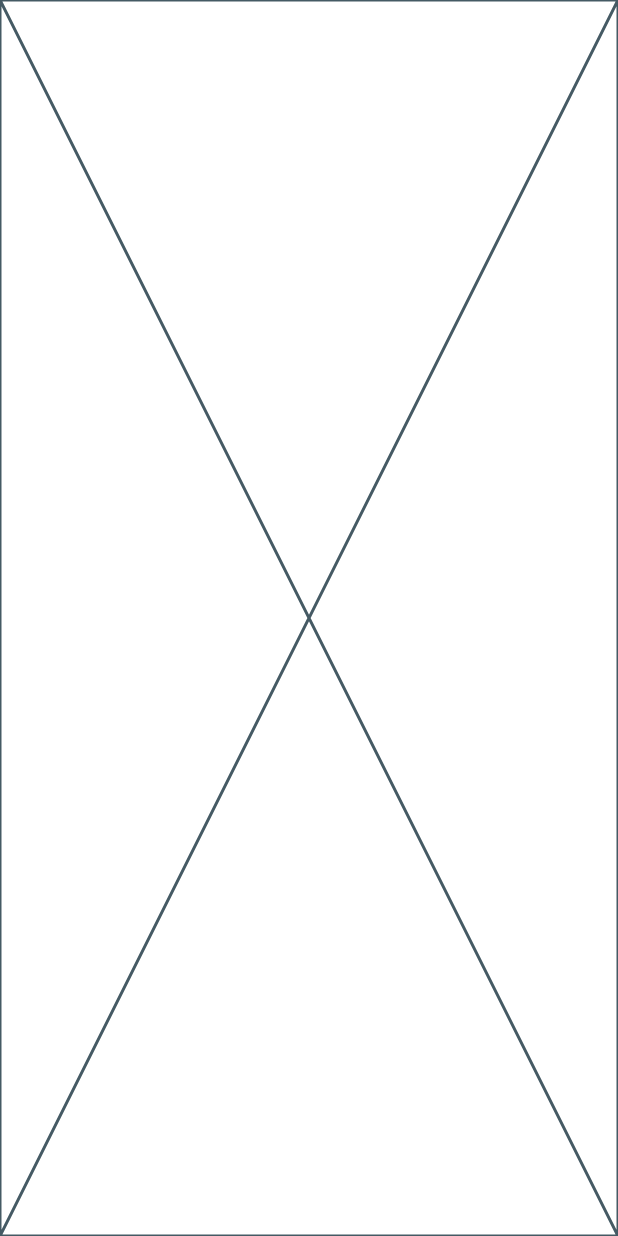
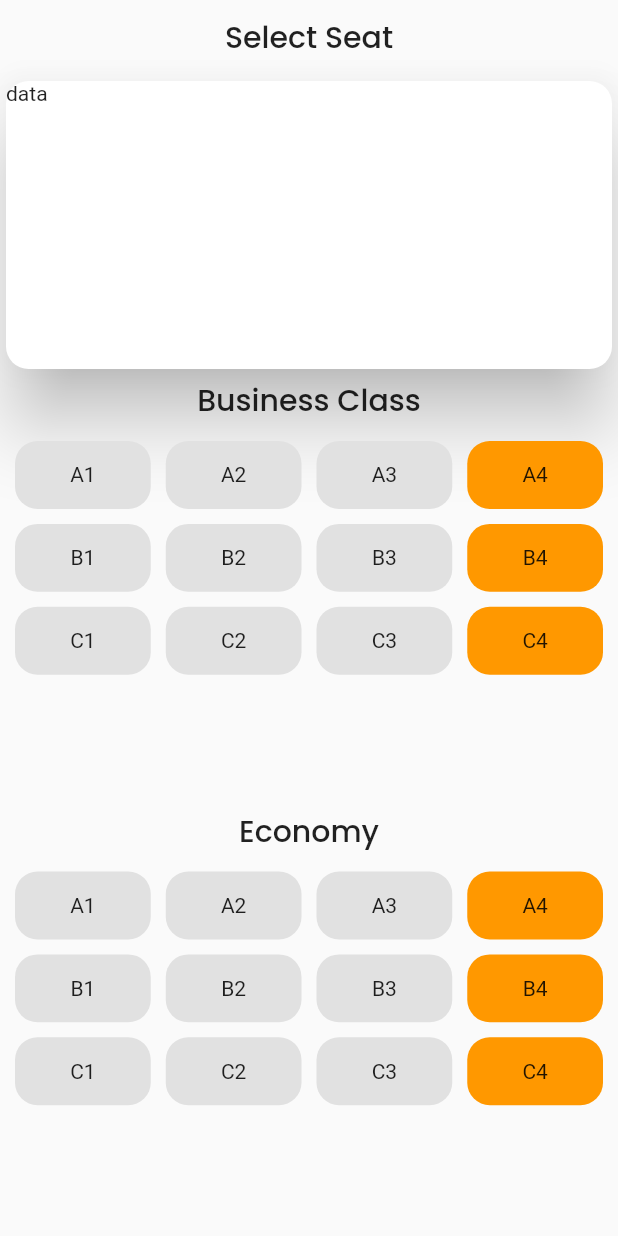
Before and after one commit to abujohnelias/Appclone, a Flutter app: the HomePage1 screen opened directly, after a tap on "Book Now", on a phone screen of 412 x 824 dp. Run offline on Flutter 3.47's test engine with Material 2 defaults, Android fonts, the phone set to English and light mode, and no system bars; our stand-ins replace google_fonts; network calls fail.

Commit message:
working on ui section and its progressing

```diff
--- a/lib/main.dart
+++ b/lib/main.dart
@@ -1,3 +1,4 @@
+import 'package:clone_app/view/sections/bookingScreen/seatbookingScreen.dart';
 import 'package:clone_app/view/sections/firstScreenScetion/firstScreen.dart';
 import 'package:clone_app/view/sections/homeScreenSection/homescreen.dart';
 import 'package:flutter/material.dart';
@@ -15,7 +16,7 @@ class MyApp extends StatelessWidget {
       theme: ThemeData(primarySwatch: Colors.amber),
       debugShowCheckedModeBanner: false,
       home: Firstscreen(),
-      // home: HomePage1(),
+      // home: SeatBookingScreen(),
     );
   }
 }
--- /dev/null
+++ b/lib/model/seatListmodel.dart
@@ -0,0 +1,6 @@
+class SeatList {
+  final String seatNumber;
+  final bool isOccupied;
+
+  SeatList({required this.seatNumber, required this.isOccupied});
+}
--- /dev/null
+++ b/lib/view/sections/bookingScreen/seatbookingScreen.dart
@@ -0,0 +1,84 @@
+
+import 'package:clone_app/view/sections/bookingScreen/seatsSection.dart';
+import 'package:clone_app/view/sections/bookingScreen/selectSeat.dart';
+import 'package:flutter/material.dart';
+import 'package:flutter/src/widgets/framework.dart';
+import 'package:flutter/src/widgets/placeholder.dart';
+import 'package:google_fonts/google_fonts.dart';
+
+
+class SeatBookingScreen extends StatelessWidget {
+  SeatBookingScreen({super.key});
+
+  @override
+  Widget build(BuildContext context) {
+    return Scaffold(
+      body: Container(
+        // child: Expanded(child: SeatsSection()),
+        child: Column(
+      mainAxisAlignment: MainAxisAlignment.center,
+      children: [
+        ///text1
+        Align(
+          alignment: Alignment.topCenter,
+          child: Padding(
+            padding: const EdgeInsets.all(10),
+            child: Text(
+              "Select Seat",
+              style: GoogleFonts.poppins(
+                  fontSize: 20, fontWeight: FontWeight.w500),
+            ),
+          ),
+        ),
+
+        ///details card
+        SizedBox(
+            height: 200,
+            width: 450,
+            child: Card(
+              elevation: 20,
+              shape: RoundedRectangleBorder(
+                  borderRadius: BorderRadius.circular(15)),
+              child: Stack(children: [Text("data")]),
+            )),
+
+        ///text2
+        Padding(
+          padding: const EdgeInsets.all(2),
+          child: Text(
+            "Business Class",
+            style: GoogleFonts.poppins(
+                fontSize: 20, fontWeight: FontWeight.w500),
+          ),
+        ),
+
+        ////seatselection section Business Class
+        Expanded(
+          child: SizedBox(height: 50,child: SelectSeat()),
+        ),
+
+        ///text3
+        Padding(
+          padding: const EdgeInsets.all(2),
+          child: Text(
+            "Economy",
+            style: GoogleFonts.poppins(
+                fontSize: 20, fontWeight: FontWeight.w500),
+          ),
+        ),
+
+        ////seatselection section Business Class
+        Expanded(
+          child: SelectSeat(),
+        ),
+
+        ////elements
+        Row(children: [],)
+
+
+      ],
+        ),
+      ),
+    );
+  }
+}
--- /dev/null
+++ b/lib/view/sections/bookingScreen/selectSeat.dart
@@ -0,0 +1,63 @@
+import 'package:flutter/cupertino.dart';
+import 'package:flutter/material.dart';
+import 'package:flutter/src/widgets/framework.dart';
+import 'package:flutter/src/widgets/placeholder.dart';
+import '../../../model/seatListmodel.dart';
+
+class SelectSeat extends StatefulWidget {
+  const SelectSeat({super.key});
+
+  @override
+  State<SelectSeat> createState() => _SelectSeatState();
+}
+
+class _SelectSeatState extends State<SelectSeat> {
+  List<SeatList> seats = [
+    SeatList(seatNumber: "A1", isOccupied: false),
+    SeatList(seatNumber: "A2", isOccupied: false),
+    SeatList(seatNumber: "A3", isOccupied: false),
+    SeatList(seatNumber: "A4", isOccupied: true),
+    SeatList(seatNumber: "B1", isOccupied: false),
+    SeatList(seatNumber: "B2", isOccupied: false),
+    SeatList(seatNumber: "B3", isOccupied: false),
+    SeatList(seatNumber: "B4", isOccupied: true),
+    SeatList(seatNumber: "C1", isOccupied: false),
+    SeatList(seatNumber: "C2", isOccupied: false),
+    SeatList(seatNumber: "C3", isOccupied: false),
+    SeatList(seatNumber: "C4", isOccupied: true),
+
+  ];
+  @override
+  Widget build(BuildContext context) {
+
+    ///seat sections
+    return ListView(
+      children: [
+        Expanded(
+          child: GridView.builder(physics: NeverScrollableScrollPhysics(),shrinkWrap: true,
+            gridDelegate: SliverGridDelegateWithFixedCrossAxisCount(
+                crossAxisCount: 4,
+                crossAxisSpacing: 10,
+                mainAxisSpacing: 10,
+                childAspectRatio: 2),
+            padding: EdgeInsets.all(10),
+            itemCount: seats.length,
+            itemBuilder: (context, index) {
+              final seat = seats[index];
+              return Container(
+                decoration: BoxDecoration(
+                    color: seat.isOccupied
+                        ? Colors.orange
+                        : Color.fromARGB(255, 225, 225, 225),
+                    borderRadius: BorderRadius.circular(15)),
+                height: 1,
+                width: 1,
+                child: Center(child: Text(seat.seatNumber)),
+              );
+            },
+          ),
+        ),
+      ],
+    );
+  }
+}
--- a/lib/view/sections/bookingScreen/bookingScreen.dart
+++ b/lib/view/sections/flightbook/flightbookingScreen.dart
@@ -1,8 +1,8 @@
 import 'package:flutter/src/widgets/framework.dart';
 import 'package:flutter/src/widgets/placeholder.dart';
 
-class BookingScreen extends StatelessWidget {
-  BookingScreen({super.key});
+class FlightBookingScreen extends StatelessWidget {
+  const FlightBookingScreen({super.key});
 
   @override
   Widget build(BuildContext context) {
--- a/lib/view/sections/homeScreenSection/flightdetail.dart
+++ b/lib/view/sections/homeScreenSection/flightdetail.dart
@@ -1,9 +1,11 @@
-import 'package:clone_app/view/sections/bookingScreen/bookingScreen.dart';
+
 import 'package:flutter/material.dart';
 import 'package:flutter/src/widgets/framework.dart';
 import 'package:flutter/src/widgets/placeholder.dart';
 import 'package:flutter/widgets.dart';
 import 'package:google_fonts/google_fonts.dart';
+
+import '../bookingScreen/seatbookingScreen.dart';
 
 class FlightDetails extends StatelessWidget {
   FlightDetails({super.key});
@@ -131,7 +133,7 @@ class FlightDetails extends StatelessWidget {
                       Navigator.push(
                           context,
                           MaterialPageRoute(
-                              builder: (context) => BookingScreen()));
+                              builder: (context) => SeatBookingScreen()));
                     },
                     child: Wrap(
                       alignment: WrapAlignment.center,
--- a/lib/view/sections/homeScreenSection/selectDirection.dart
+++ b/lib/view/sections/homeScreenSection/selectDirection.dart
@@ -22,6 +22,9 @@ class _SelectdirectionState extends State<Selectdirection> {
   ];
 
   int currentIndex = 0;
+  String to = "";
+  String from = "";
+  String temp = "";
 
   @override
   Widget build(BuildContext context) {
@@ -95,7 +98,10 @@ class _SelectdirectionState extends State<Selectdirection> {
                     textfieldPadding: 10,
                     textfieldRadious: 20,
                     textfieldBorderColor: Colors.amber,
-
+                    onChanged: (String toValue) {
+                      to = toValue;
+                      print(to);
+                    },
                   ),
                   SizedBox(
                     height: 35,
@@ -106,6 +112,10 @@ class _SelectdirectionState extends State<Selectdirection> {
                     textfieldPadding: 10,
                     textfieldRadious: 20,
                     textfieldBorderColor: Colors.cyan,
+                    onChanged: (String fromValue) {
+                      from = fromValue;
+                      print(from);
+                    },
                   ),
                 ],
               ),
@@ -117,7 +127,15 @@ class _SelectdirectionState extends State<Selectdirection> {
                 child: RotatedBox(
                   quarterTurns: 5,
                   child: CUsFloatingButton(
-                    onPressed: () {},
+                    onPressed: () {
+                      setState(() {
+                        temp = to;
+                        to = from;
+                        from = temp;
+                        print(from);
+                        print(to);
+                      });
+                    },
                     isFloatingButtonChild_Text: false,
                     floatingbuttoIcon: Icons.compare_arrows_rounded,
                     floatingbuttoIconColor: Colors.white,
--- a/lib/widgets/CusTextField.dart
+++ b/lib/widgets/CusTextField.dart
@@ -2,7 +2,8 @@ import 'package:flutter/material.dart';
 import 'package:flutter/src/widgets/framework.dart';
 import 'package:flutter/src/widgets/placeholder.dart';
 
-class CusTextField extends StatelessWidget {
+class CusTextField extends StatefulWidget {
+  final ValueChanged<String> onChanged;
   final double textfieldHeight;
   final double textfieldWidth;
   final double textfieldPadding;
@@ -10,33 +11,44 @@ class CusTextField extends StatelessWidget {
   final Color? textfieldBorderColor;
   final Color? textfieldBorderFillColor;
   final bool? textfieldBorderIsFilled;
-  const CusTextField(
-      {super.key,
+
+  const CusTextField({
+    super.key,
     required this.textfieldHeight,
     required this.textfieldWidth,
     required this.textfieldPadding,
     required this.textfieldRadious,
     required this.textfieldBorderColor,
     this.textfieldBorderFillColor,
-      this.textfieldBorderIsFilled});
+    this.textfieldBorderIsFilled,
+    required this.onChanged,
+  });
 
+  @override
+  State<CusTextField> createState() => _CusTextFieldState();
+}
+
+class _CusTextFieldState extends State<CusTextField> {
+  String? inputt = "";
   @override
   Widget build(BuildContext context) {
     return SizedBox(
-      height: textfieldHeight,
-      width: textfieldWidth,
+      height: widget.textfieldHeight,
+      width: widget.textfieldWidth,
       child: TextField(
+        onChanged: widget.onChanged,
         decoration: InputDecoration(
-            fillColor: textfieldBorderFillColor,
-            filled: textfieldBorderIsFilled,
+            fillColor: widget.textfieldBorderFillColor,
+            filled: widget.textfieldBorderIsFilled,
             focusedBorder: OutlineInputBorder(
-                borderSide: BorderSide(color: textfieldBorderColor!, width: 2),
-                borderRadius: BorderRadius.circular(textfieldRadious)),
+                borderSide:
+                    BorderSide(color: widget.textfieldBorderColor!, width: 2),
+                borderRadius: BorderRadius.circular(widget.textfieldRadious)),
             contentPadding: EdgeInsets.only(left: 50, top: 50),
             border: OutlineInputBorder(
                 borderSide: BorderSide(),
                 gapPadding: 50,
-                borderRadius: BorderRadius.circular(textfieldRadious))),
+                borderRadius: BorderRadius.circular(widget.textfieldRadious))),
       ),
     );
   }
```
Also changed, not shown: lib/view/sections/bookingScreen/seatsSection.dart (added, +77 -0 lines). Lines whose indentation alone changed are shown as unchanged.
